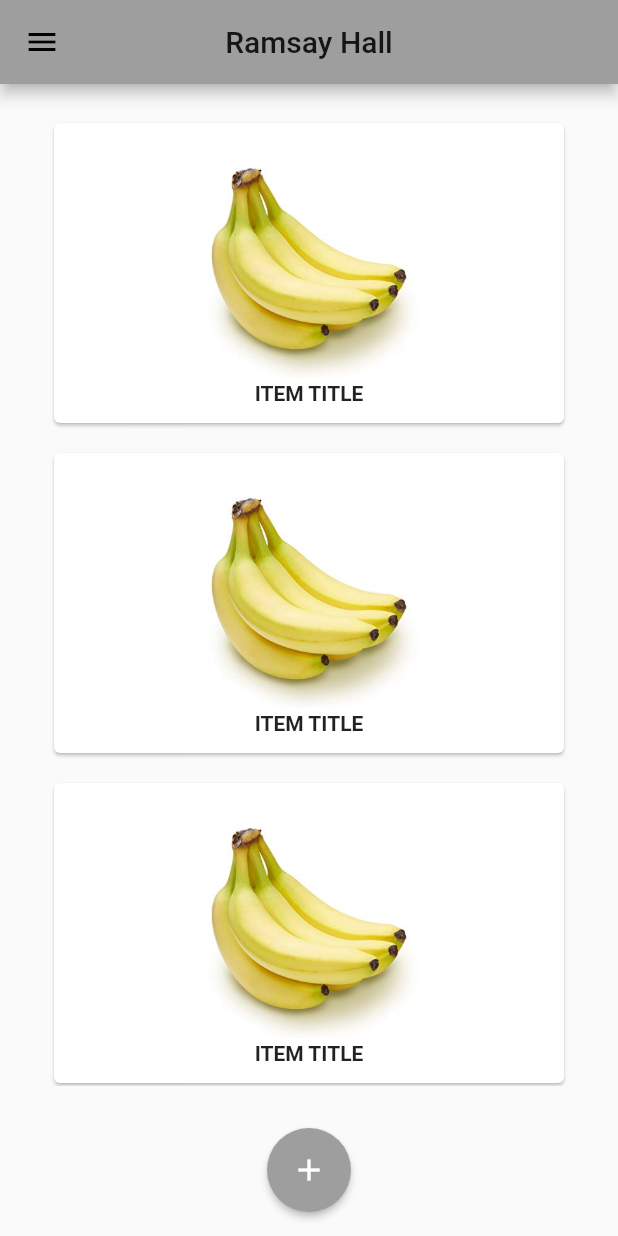
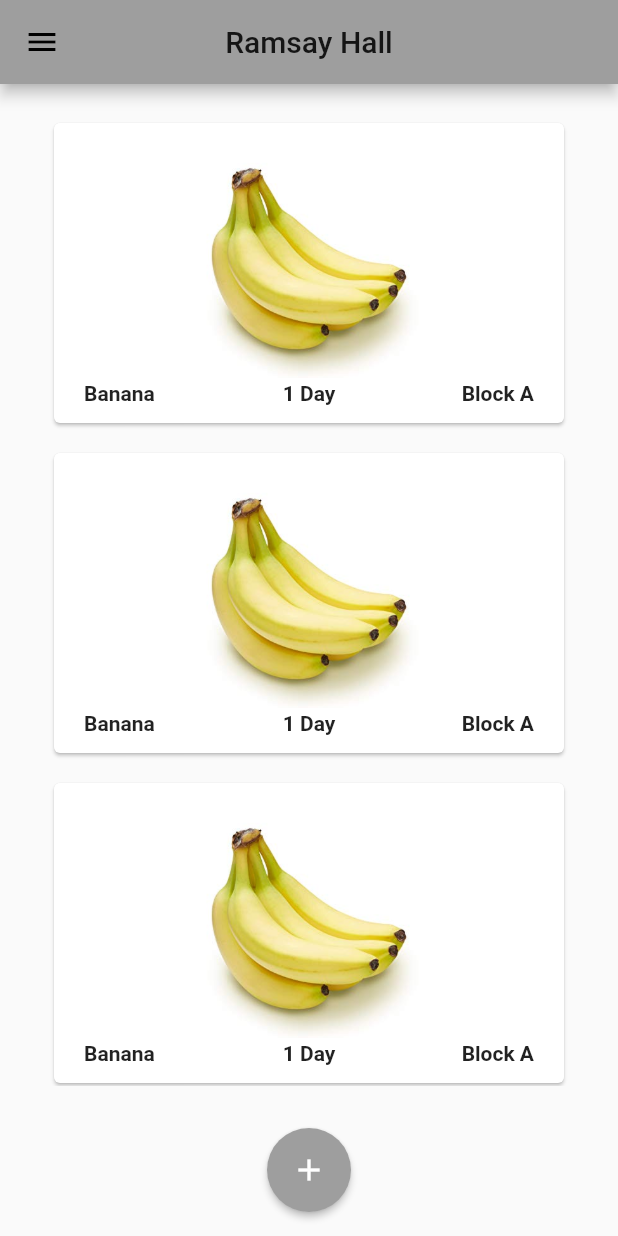
Before and after one commit to ChandlerLow/foodscape-frontend, a Flutter app: the screen it shows after launch, on a phone screen of 412 x 824 dp. Run offline on Flutter 3.47's test engine with Material 2 defaults, Android fonts, the phone set to English and light mode, and no system bars.

Commit message:
cards now accept strings as params [tfl4517]

```diff
--- a/lib/pages/items.dart
+++ b/lib/pages/items.dart
@@ -48,7 +48,7 @@ class ItemListWidget extends StatefulWidget {
   @override
   ItemListState createState() {
     for(int i = 0; i < 10; i++) {
-      items.add(ItemCardWidget());
+      items.add(ItemCardWidget('Banana', '1 Day', 'Block A'));
     }
     return ItemListState(items);
   }
@@ -81,18 +81,37 @@ class ItemListState extends State<ItemListWidget> {
 }
 
 class ItemCardWidget extends StatefulWidget {
-  //TODO parse in data to construct cards
+  //TODO modify to pass in data/item class
+  String name;
+  String daysLeft;
+  String location;
+
+  ItemCardWidget(String name, String daysLeft, String location) {
+    this.name = name;
+    this.daysLeft = daysLeft;
+    this.location = location;
+  }
   @override
-  ItemCardState createState() => ItemCardState();
+  ItemCardState createState() => ItemCardState(name, daysLeft, location);
 }
 
 class ItemCardState extends State<ItemCardWidget> {
   //constructor an item card with Data Class
+  String name;
+  String daysLeft;
+  String location;
+
+  ItemCardState(String name, String daysLeft, String location) {
+    this.name = name;
+    this.daysLeft = daysLeft;
+    this.location = location;
+  }
+
   @override
   Widget build(BuildContext context) {
     return GestureDetector(
       onTap: () => Navigator.push(context, MaterialPageRoute(builder: (context) => ViewItemWidget())),
-      child: makeCard(),
+      child: makeCard(name, daysLeft, location),
     );
   }
 }
--- a/lib/utils.dart
+++ b/lib/utils.dart
@@ -36,7 +36,7 @@ Drawer makeDrawer(BuildContext context) {
   );
 }
 
-Card makeCard() {
+Card makeCard(String name, String daysLeft, String location) {
   return Card(
       child: Container(
         child: Column(
@@ -54,8 +54,29 @@ Card makeCard() {
             //maybe add another container for padding or increase margins on upper container
             //widget for containing information
             Container(
-              child: Text("ITEM TITLE",
-                  style: TextStyle(fontWeight: FontWeight.bold)),
+              child: Row(
+                children: [
+                  Container(
+                    child: Text(name
+                      ,style: TextStyle(fontWeight: FontWeight.bold),),
+                    width: 100,
+                    alignment: Alignment.centerLeft,
+                  ),
+                  Container(
+                    child: Text(daysLeft
+                      ,style: TextStyle(fontWeight: FontWeight.bold),),
+                    width: 100,
+                    alignment: Alignment.center,
+                  ),
+                  Container(
+                    child: Text(location
+                      ,style: TextStyle(fontWeight: FontWeight.bold),),
+                    width: 100,
+                    alignment: Alignment.centerRight,
+                  ),
+                ],
+                mainAxisSize: MainAxisSize.max,
+              ),
               alignment: Alignment.center,
               width: 300,
               height: 20,
```
